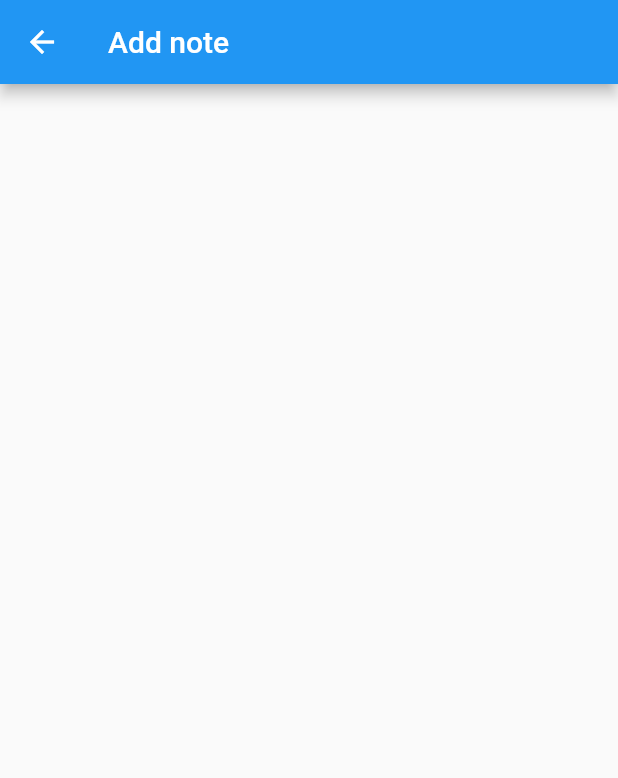
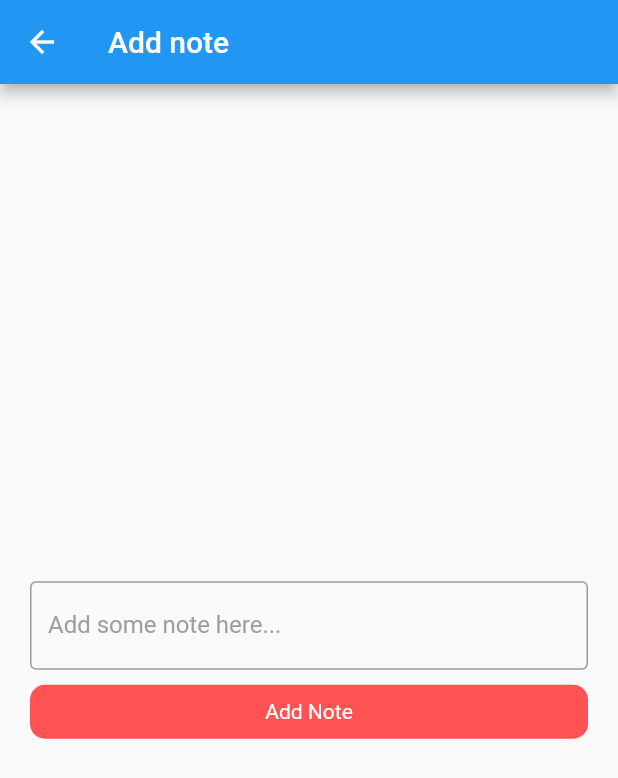
Before and after one commit to bl1nkker/flutter-riverpod-samples, a Flutter app: the screen it shows after launch, after a tap on the "add" icon, on a phone screen of 412 x 824 dp. Shown: the top 778 px of the screen. Run offline on Flutter 3.47's test engine with Material 2 defaults, Android fonts, the light colour scheme and no system bars; our stand-ins replace flutter_riverpod.

Commit message:
feat: added working riverpod

```diff
--- a/riverpod_notes_app/lib/add_note_screen.dart
+++ b/riverpod_notes_app/lib/add_note_screen.dart
@@ -1,19 +1,58 @@
 import 'package:flutter/material.dart';
+import 'package:flutter_riverpod/flutter_riverpod.dart';
+import 'package:riverpod_notes_app/notes_list_screen.dart';
+import 'package:riverpod_notes_app/providers/notifier.dart';
 
-class AddNoteScreen extends StatefulWidget {
-  const AddNoteScreen({Key? key}) : super(key: key);
+class AddNoteScreen extends ConsumerWidget {
+  final TextEditingController _controller = TextEditingController();
+  AddNoteScreen({Key? key}) : super(key: key);
 
   @override
-  State<AddNoteScreen> createState() => _AddNoteScreenState();
-}
+  Widget build(BuildContext context, WidgetRef ref) {
+    final notifier = ref.watch(notesNotifierProvider);
 
-class _AddNoteScreenState extends State<AddNoteScreen> {
-  @override
-  Widget build(BuildContext context) {
     return Scaffold(
       appBar: AppBar(
         title: const Text('Add note'),
       ),
+      body: Padding(
+        padding: const EdgeInsets.all(20.0),
+        child: Center(
+            child: Column(
+          mainAxisAlignment: MainAxisAlignment.center,
+          children: [
+            TextFormField(
+              decoration: const InputDecoration(
+                  border: OutlineInputBorder(),
+                  labelText: 'Add some note here...',
+                  labelStyle: TextStyle(color: Colors.grey)),
+              controller: _controller,
+            ),
+            const SizedBox(height: 10),
+            Container(
+                padding:
+                    const EdgeInsets.symmetric(vertical: 10, horizontal: 20),
+                width: MediaQuery.of(context).size.width,
+                decoration: BoxDecoration(
+                  color: Colors.redAccent,
+                  borderRadius: BorderRadius.circular(10),
+                ),
+                child: Center(
+                  child: GestureDetector(
+                      onTap: () {
+                        notifier.addNote(_controller.text);
+
+                        Navigator.push(
+                            context,
+                            MaterialPageRoute(
+                                builder: (_) => const NotesListScreen()));
+                      },
+                      child: const Text('Add Note',
+                          style: TextStyle(color: Colors.white))),
+                ))
+          ],
+        )),
+      ),
     );
   }
 }
--- a/riverpod_notes_app/lib/main.dart
+++ b/riverpod_notes_app/lib/main.dart
@@ -72,7 +72,7 @@
                 icon: Icons.list,
                 page: const NotesListScreen()),
             buildNavigationButton(
-                context: context, icon: Icons.add, page: const AddNoteScreen()),
+                context: context, icon: Icons.add, page: AddNoteScreen()),
           ],
         ),
       ),
```
Also changed, not shown: riverpod_notes_app/lib/notes_list_screen.dart (+17 -10 lines), riverpod_notes_app/lib/providers/notifier.dart (+6 -2 lines).
